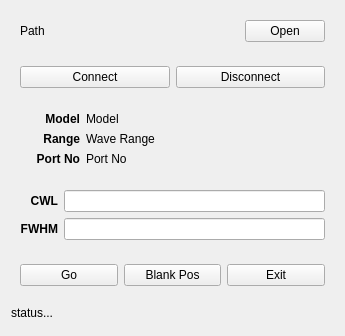
Qt form PolySample/form.ui (iiSM4u/iiSM-SW_public) before a commit.
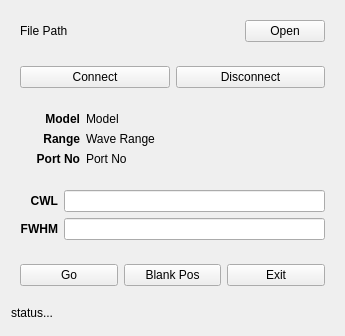
The same form after that commit.

Commit message: 기본 버튼 입력 처리

What changed in the file:
```diff
--- a/PolySample/form.ui
+++ b/PolySample/form.ui
@@ -20,7 +20,7 @@
       <item>
        <widget class="QLabel" name="lbPath">
         <property name="text">
-         <string>Path</string>
+         <string>File Path</string>
         </property>
        </widget>
       </item>
```
The commit also changes 2 other files.
